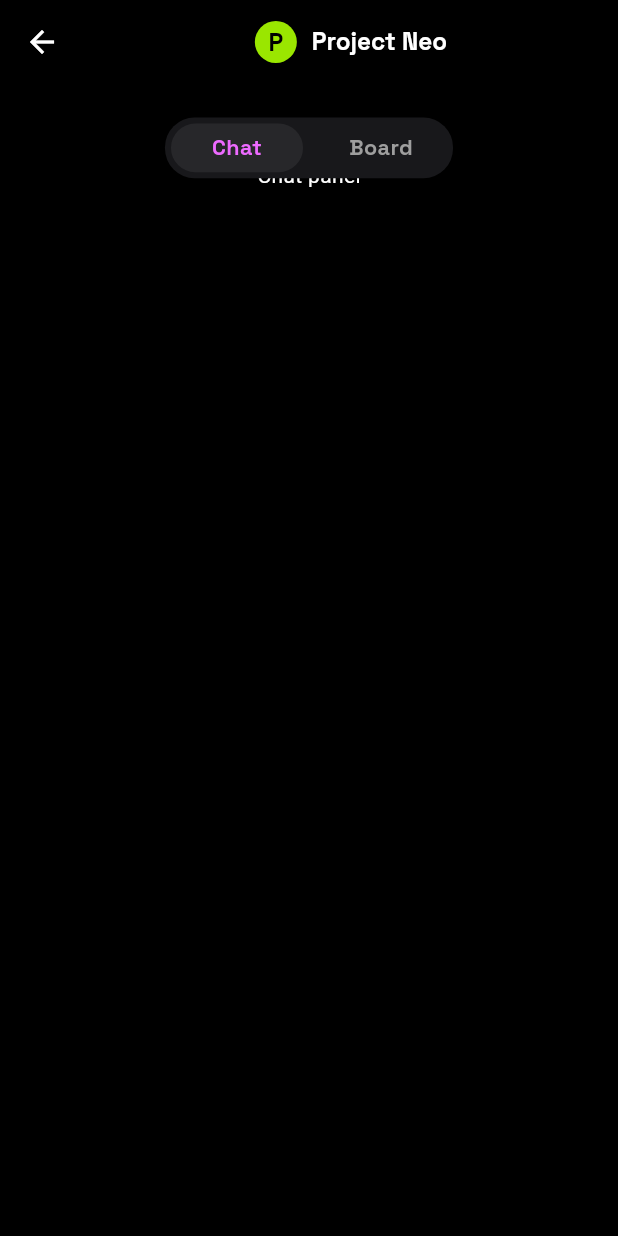
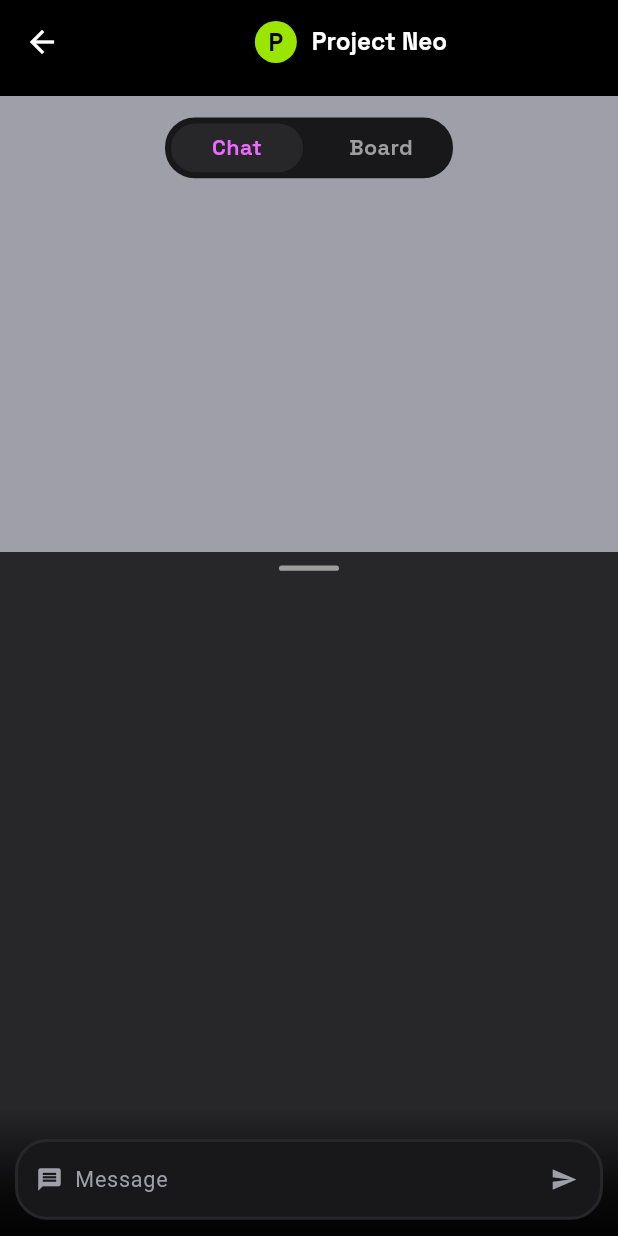
Before and after one commit to Fizzzle/collabix, a Flutter app: the screen it shows after launch, after a tap on "Project Neo", on a phone screen of 412 x 824 dp. Run offline on Flutter 3.47's test engine with Material 3 defaults, Android fonts, the phone set to English and light mode, and no system bars; our stand-ins replace flutter_screenutil.

Commit message:
UPD: Update Chat Screen

```diff
--- a/lib/features/conversation/screens/chat/chat_screen.dart
+++ b/lib/features/conversation/screens/chat/chat_screen.dart
@@ -14,39 +14,129 @@ class ChatScreen extends StatelessWidget {
 
   @override
   Widget build(BuildContext context) {
+    final bottomSafeArea = MediaQuery.of(context).padding.bottom;
+    final inputHeight = 60.h;
+    final inputBottomOffset = 12.h;
+    final inputSidePadding = 10.w;
+    final inputBlockHeight = inputBottomOffset + inputHeight + bottomSafeArea;
+
     return DraggableScrollableSheet(
       controller: _draggableScrollableController,
-      initialChildSize: 1,
-      minChildSize: 0,
+      initialChildSize: 0.6,
+      minChildSize: 0.2,
       builder: (_, scrollController) {
         return ColoredBox(
-          color: AppColors.background,
-          child: ListView(
-            controller: scrollController,
+          color: AppColors.borderColor,
+          child: Stack(
             children: [
-              SizedBox(height: 10.h),
+              /// MESSAGES
+              ListView(
+                controller: scrollController,
+                padding: EdgeInsets.only(
+                  bottom: inputBlockHeight + 12.h,
+                ),
+                children: [
+                  SizedBox(height: 10.h),
 
-              /// Handle
-              Center(
-                child: SizedBox(
-                  width: 40.w,
-                  child: const Divider(
-                    thickness: 4,
-                    color: Colors.red,
+                  /// DRAG HANDLE
+                  Center(
+                    child: Container(
+                      width: 40.w,
+                      height: 4.h,
+                      decoration: BoxDecoration(
+                        color: Colors.grey,
+                        borderRadius: BorderRadius.circular(10),
+                      ),
+                    ),
+                  ),
+
+                  SizedBox(height: 10.h),
+                ],
+              ),
+
+              /// FADE (сообщения под input приглушены как в TG)
+              Positioned(
+                left: 0,
+                right: 0,
+                bottom: 0,
+                height: inputBlockHeight + 24.h,
+                child: IgnorePointer(
+                  child: DecoratedBox(
+                    decoration: BoxDecoration(
+                      gradient: LinearGradient(
+                        begin: Alignment.bottomCenter,
+                        end: Alignment.topCenter,
+                        colors: [
+                          AppColors.background.withValues(alpha: 0.95),
+                          AppColors.background.withValues(alpha: 0.75),
+                          AppColors.background.withValues(alpha: 0.35),
+                          AppColors.background.withValues(alpha: 0.0),
+                        ],
+                        stops: const [0.0, 0.35, 0.7, 1.0],
+                      ),
+                    ),
                   ),
                 ),
               ),
 
-              SizedBox(height: 20.h),
+              /// INPUT (поверх)
+              Positioned(
+                left: inputSidePadding,
+                right: inputSidePadding,
+                bottom: inputBottomOffset,
+                child: Container(
+                  height: inputHeight,
+                  decoration: BoxDecoration(
+                    color: AppColors.backgroundItemColor,
+                    borderRadius: BorderRadius.circular(24.r),
+                    border: Border.all(
+                      color: AppColors.borderColor,
+                      width: 2,
+                    ),
+                  ),
+                  child: Row(
+                    children: [
+                      SizedBox(width: 12.w),
 
-              const Center(
-                child: Text(
-                  "Chat panel",
-                  style: TextStyle(color: AppColors.text),
+                      Icon(
+                        Icons.message,
+                        color: AppColors.upcomingMessageText,
+                        size: 20.sp,
+                      ),
+
+                      SizedBox(width: 8.w),
+
+                      /// TEXT FIELD
+                      Expanded(
+                        child: TextFormField(
+                          style: TextStyle(
+                            color: AppColors.text,
+                            fontSize: 16.sp,
+                          ),
+                          decoration: InputDecoration(
+                            border: InputBorder.none,
+                            hintText: 'Message',
+                            hintStyle: TextStyle(
+                              color: AppColors.upcomingMessageText,
+                              fontSize: 16.sp,
+                            ),
+                            isCollapsed: true,
+                          ),
+                        ),
+                      ),
+
+                      IconButton(
+                        onPressed: () => FocusScope.of(context).unfocus(),
+                        icon: Icon(
+                          Icons.send,
+                          color: AppColors.upcomingMessageText,
+                          size: 20.sp,
+                        ),
+                      ),
+                    ],
+                  ),
                 ),
               ),
-
-              SizedBox(height: 800.h),
             ],
           ),
         );
```
